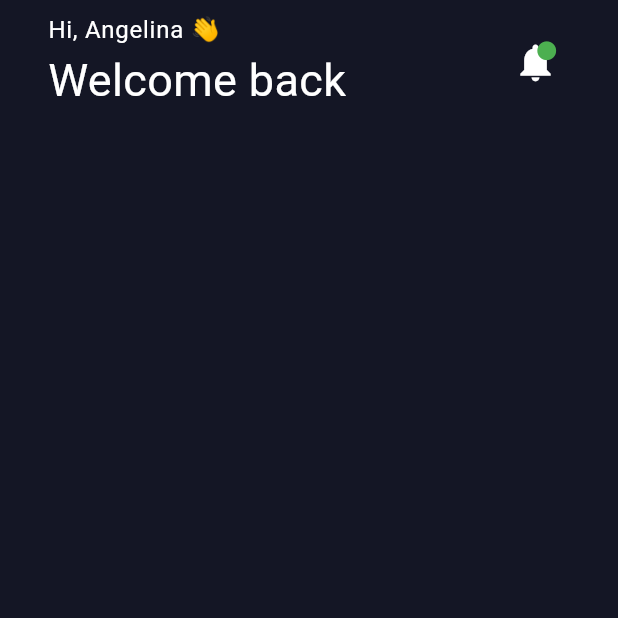
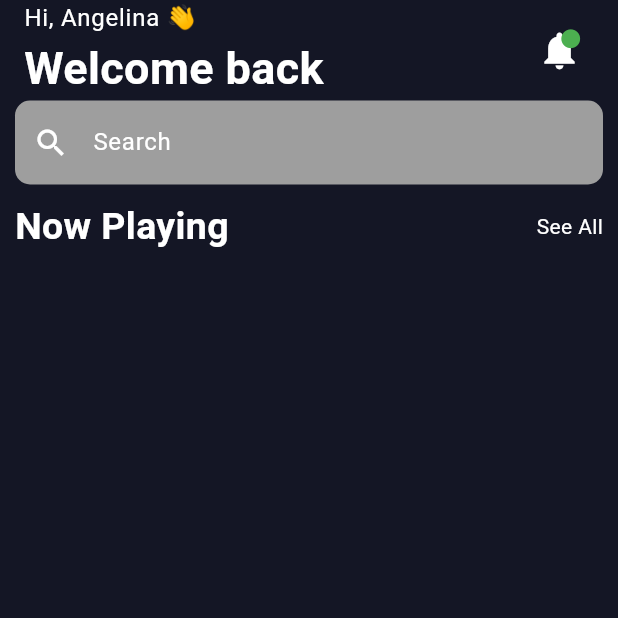
Before and after one commit to pitamchandra/movie-ticket-booking, a Flutter app: the screen it shows after launch, on a phone screen of 412 x 824 dp, the top half of it. Run offline on Flutter 3.47's test engine with Material 3 defaults, Android fonts, the phone set to English and light mode, and no system bars; our stand-ins replace get.

Commit message:
add search field

```diff
--- a/lib/core/constants/text/home_text.dart
+++ b/lib/core/constants/text/home_text.dart
@@ -1,8 +1,12 @@
 Map<String, String> homeTextEn = {
   "hi": "Hi, Angelina 👋",
   "welcome":"Welcome back",
+  "now_playing":"Now Playing",
+  "see_all":"See All"
 };
 Map<String, String> homeTextBn = {
   "hi": "হাই, অ্যাঞ্জেলিনা 👋",
   "welcome":"আবার স্বাগতম",
+  "now_playing":"এখন চলছে",
+  "see_all":"সবগুলো দেখুন"
 };
--- a/lib/core/utils/theme_changer.dart
+++ b/lib/core/utils/theme_changer.dart
@@ -1,6 +1,5 @@
 import 'package:flutter/material.dart';
 import 'package:get/get.dart';
-import 'package:get/get_state_manager/src/simple/get_controllers.dart';
 import '../../theme/dark_mode.dart';
 import '../../theme/light_theme.dart';
 
@@ -11,6 +10,5 @@ class ThemeChanger extends GetxController {
     isDarkMode.value = !isDarkMode.value;
     update();
   }
-
   ThemeData get themeMode => !isDarkMode.value ? lightMode : darkMode;
 }
--- a/lib/futures/home/screens/home_page.dart
+++ b/lib/futures/home/screens/home_page.dart
@@ -2,6 +2,8 @@ import 'package:flutter/material.dart';
 import 'package:get/get.dart';
 
 import '../logic/home_color.dart';
+import '../widget/home_search_bar.dart';
+import '../widget/home_tupper_text.dart';
 
 class HomePage extends StatefulWidget {
   const HomePage({super.key});
@@ -18,24 +20,26 @@ class _HomePageState extends State<HomePage> {
       body: SafeArea(
         child: Column(
           children: [
-            Container(
-              width: MediaQuery.of(context).size.width,
-              padding: const EdgeInsets.symmetric(horizontal: 16),
-              child: ListTile(
-                title: Text("hi".tr),
-                subtitle: Text("welcome".tr,style: TextStyle(fontSize: 30),),
-              trailing:Stack(
+            HomeTupperText(),
+            HomeSearchBar(),
+            Padding(
+              padding: const EdgeInsets.symmetric(horizontal: 10),
+              child: Column(
                 children: [
-                  Icon(Icons.notifications,size: 30,),
-                  Positioned(
-                    right: 0,
-                      child: Icon(Icons.circle,color: Colors.green,size: 15,))
+                  SizedBox(height: 10),
+                  Row(
+                    children: [
+                      Text("now_playing".tr,style: TextStyle(fontSize: 25 ,fontWeight: FontWeight.bold),),
+                      Spacer(),
+                      Text("see_all".tr,),
+                    ],
+                  ),
+                  // PageView(children: [
+                  //
+                  // ],)
                 ],
-              ),),
-
-
-
-            ),
+              ),
+            )
           ],
         ),
       ),
--- /dev/null
+++ b/lib/futures/home/widget/home_search_bar.dart
@@ -0,0 +1,25 @@
+import 'package:flutter/material.dart';
+class HomeSearchBar extends StatelessWidget {
+  const HomeSearchBar({
+    super.key,
+  });
+
+  @override
+  Widget build(BuildContext context) {
+    return Padding(
+      padding: const EdgeInsets.symmetric(horizontal: 10,),
+      child: TextFormField(
+        decoration: InputDecoration(
+            filled: true,
+            fillColor: Colors.grey,
+            border: OutlineInputBorder(
+              borderRadius: BorderRadius.circular(10),
+              borderSide: BorderSide.none,
+            ),
+            hintText: "Search",
+            prefixIcon: Icon(Icons.search)
+        ),
+      ),
+    );
+  }
+}
--- /dev/null
+++ b/lib/futures/home/widget/home_tupper_text.dart
@@ -0,0 +1,30 @@
+import 'package:flutter/material.dart';
+import 'package:get/get.dart';
+class HomeTupperText extends StatelessWidget {
+  const HomeTupperText({
+    super.key,
+  });
+
+  @override
+  Widget build(BuildContext context) {
+    return Container(
+      width: MediaQuery.of(context).size.width,
+      child: ListTile(
+        minVerticalPadding: 0,
+        minLeadingWidth: 0,
+        title: Text("hi".tr),
+        subtitle: Text("welcome".tr,style: TextStyle(fontSize: 30,fontWeight: FontWeight.bold),),
+        trailing:Stack(
+          children: [
+            Icon(Icons.notifications,size: 30,),
+            Positioned(
+                right: 0,
+                child: Icon(Icons.circle,color: Colors.green,size: 15,))
+          ],
+        ),),
+
+
+
+    );
+  }
+}
```
Also changed, not shown: 1 other file.
